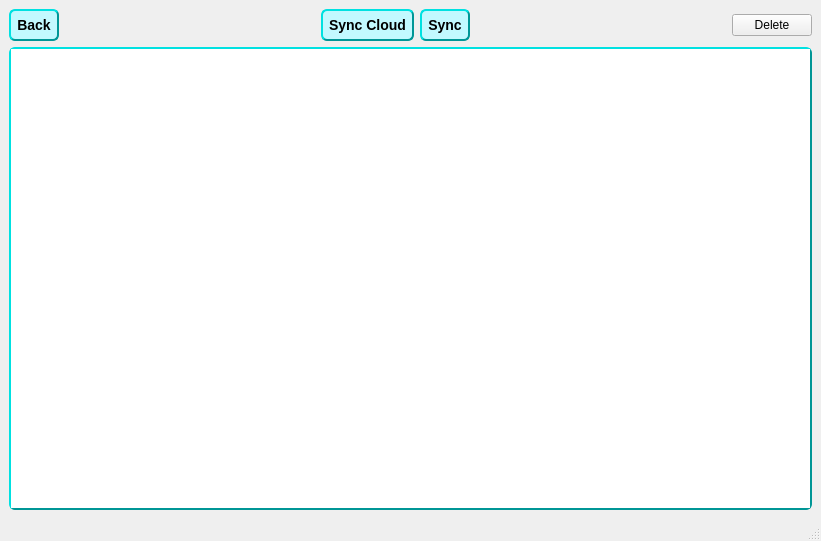
Above: src/filewindow.ui from hsBoyz/MiniLockSync before the change. Below: the same form after it.
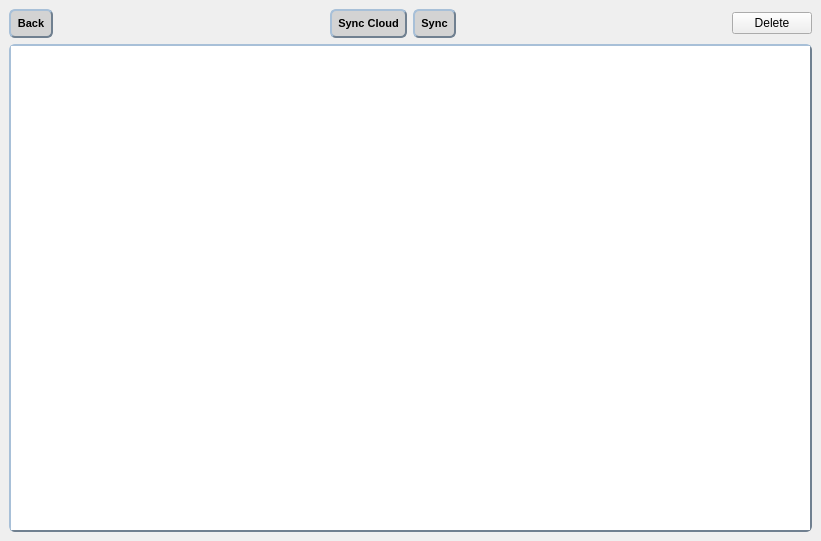
That is the form after the change. Icons and pictures are not drawn.

```diff
--- a/src/filewindow.ui
+++ b/src/filewindow.ui
@@ -28,19 +28,16 @@
        <widget class="QPushButton" name="pushButton_back">
         <property name="styleSheet">
          <string notr="true">QPushButton#pushButton_back {
-     background-color: rgb(194, 249, 255);
+      background-color: #D3D3D3;
      border-style: outset;
      border-width: 2px;
      border-radius: 6px;
-     border-color: rgb(0, 150, 150);
-     font: bold 14px;
-     min-width: 10em;
+     border-color: #708090;
+    font: bold 11px;
+     min-width: 8em;
      padding: 6px;
  }
- QPushButton#pushButton_back:pressed {
-     background-color: rgb(71, 255, 255);
-     border-style: inset;
- }
+ 
 QPushButton#pushButton_back:hover {
 	 background-color: rgb(100, 255, 255);
 }</string>
@@ -67,19 +64,16 @@
        <widget class="QPushButton" name="pushButton_syncCloud">
         <property name="styleSheet">
          <string notr="true">QPushButton#pushButton_syncCloud {
-     background-color: rgb(194, 249, 255);
+     background-color: #D3D3D3;
      border-style: outset;
      border-width: 2px;
      border-radius: 6px;
-     border-color: rgb(0, 150, 150);
-     font: bold 14px;
-     min-width: 10em;
+     border-color: #708090;
+    font: bold 11px;
+     min-width: 8em;
      padding: 6px;
  }
- QPushButton#pushButton_syncCloud:pressed {
-     background-color: rgb(71, 255, 255);
-     border-style: inset;
- }
+ 
 QPushButton#pushButton_syncCloud:hover {
 	 background-color: rgb(100, 255, 255);
 }</string>
@@ -93,19 +87,16 @@
        <widget class="QPushButton" name="pushButton_sync">
         <property name="styleSheet">
          <string notr="true">QPushButton#pushButton_sync {
-     background-color: rgb(194, 249, 255);
+     background-color: #D3D3D3;
      border-style: outset;
      border-width: 2px;
      border-radius: 6px;
-     border-color: rgb(0, 150, 150);
-     font: bold 14px;
-     min-width: 10em;
+     border-color: #708090;
+    font: bold 11px;
+     min-width: 8em;
      padding: 6px;
  }
- QPushButton#pushButton_sync:pressed {
-     background-color: rgb(71, 255, 255);
-     border-style: inset;
- }
+ 
 QPushButton#pushButton_sync:hover {
 	 background-color: rgb(100, 255, 255);
 }</string>
@@ -132,19 +123,16 @@
        <widget class="QPushButton" name="pushButton_deleteFile">
         <property name="styleSheet">
          <string notr="true">QPushButton#pushButton_deleteFile {
-     background-color: rgb(194, 249, 255);
+     background-color: #D3D3D3;
      border-style: outset;
      border-width: 2px;
      border-radius: 6px;
-     border-color: rgb(0, 150, 150);
-     font: bold 14px;
-     min-width: 10em;
+     border-color: #708090;
+    font: bold 11px;
+     min-width: 8em;
      padding: 6px;
  }
- QPushButton#pushButton_deleteFile:pressed {
-     background-color: rgb(71, 255, 255);
-     border-style: inset;
- }
+ 
 QPushButton#pushButton_deleteFile:hover {
 	 background-color: rgb(100, 255, 255);
 }</string>
@@ -163,7 +151,7 @@
 	 border-style: outset;
      border-width: 2px;
      border-radius: 6px;
-     border-color: rgb(0, 150, 150);
+     border-color: #708090;
      font: 14px;
      min-width: 10em;
      show-decoration-selected: 1;
@@ -195,7 +183,6 @@
     </item>
    </layout>
   </widget>
-  <widget class="QStatusBar" name="statusbar"/>
  </widget>
  <resources>
   <include location="resources.qrc"/>
```
Left out of the diff: 17 changed lines with no effect on the pictures.
